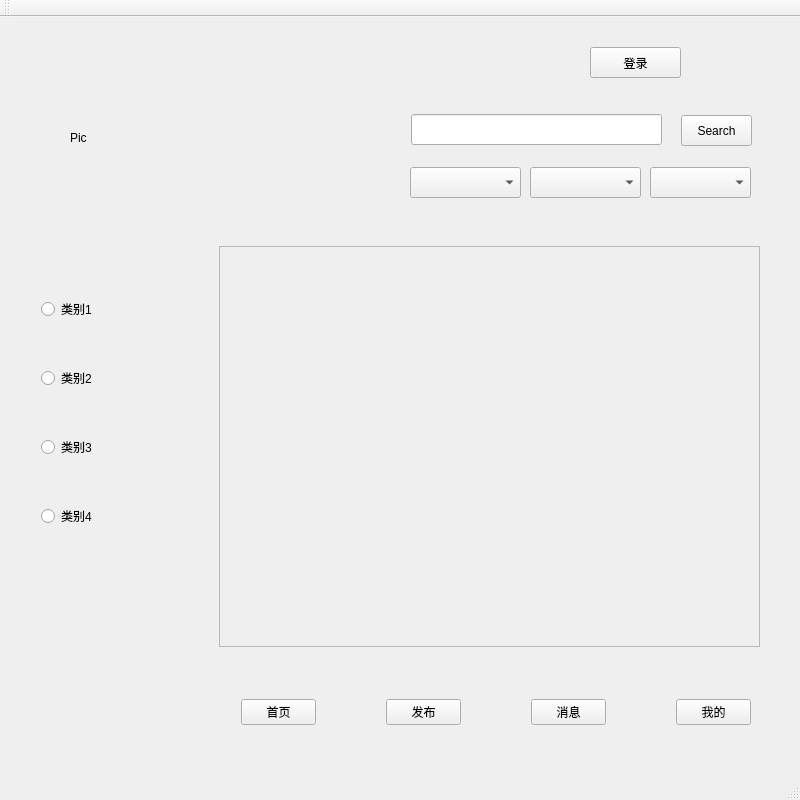
The window that Game/mainwindow.ui (woojoo520/Shopping) describes before a commit, drawn with Qt 5.
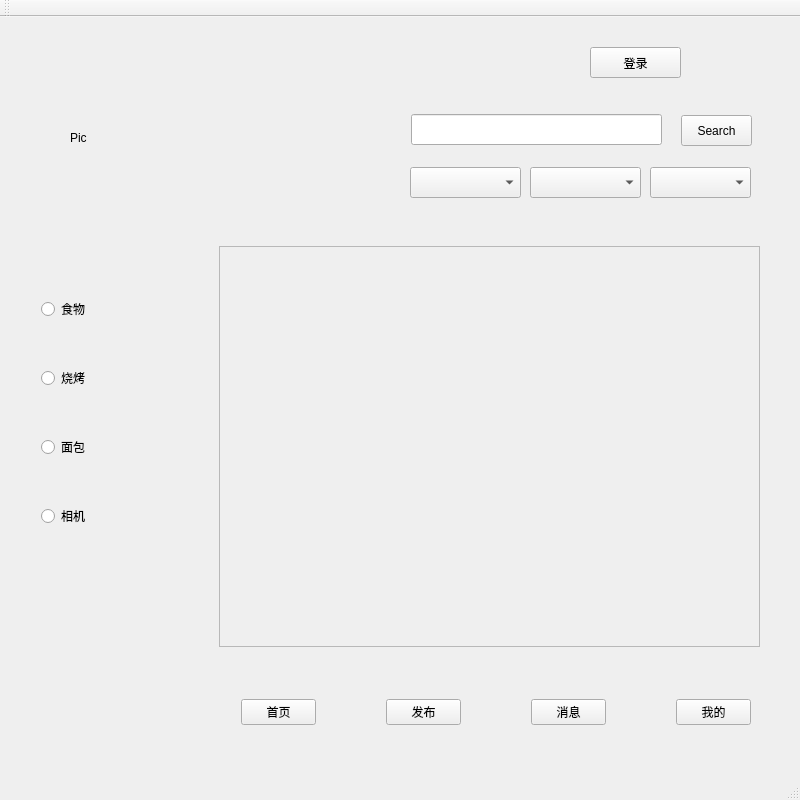
The same window after the commit.

```diff
--- a/Game/mainwindow.ui
+++ b/Game/mainwindow.ui
@@ -69,7 +69,7 @@
      <item>
       <widget class="QRadioButton" name="category1">
        <property name="text">
-        <string>类别1</string>
+        <string>食物</string>
        </property>
        <attribute name="buttonGroup">
         <string notr="true">buttonGroup</string>
@@ -79,7 +79,7 @@
      <item>
       <widget class="QRadioButton" name="category2">
        <property name="text">
-        <string>类别2</string>
+        <string>烧烤</string>
        </property>
        <attribute name="buttonGroup">
         <string notr="true">buttonGroup</string>
@@ -89,7 +89,7 @@
      <item>
       <widget class="QRadioButton" name="category3">
        <property name="text">
-        <string>类别3</string>
+        <string>面包</string>
        </property>
        <attribute name="buttonGroup">
         <string notr="true">buttonGroup</string>
@@ -99,7 +99,7 @@
      <item>
       <widget class="QRadioButton" name="category4">
        <property name="text">
-        <string>类别4</string>
+        <string>相机</string>
        </property>
        <attribute name="buttonGroup">
         <string notr="true">buttonGroup</string>
@@ -208,7 +208,7 @@
     <property name="geometry">
      <rect>
       <x>680</x>
-      <y>60</y>
+      <y>70</y>
       <width>91</width>
       <height>21</height>
      </rect>
```
Left out of the diff: 13 changed lines with no effect on the pictures.
